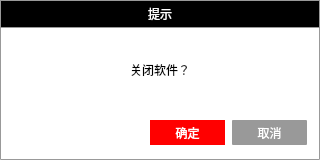
This is Client/src/UI/WarningDlg/warningdlg.ui in lesliefish/ImageSearcher as Qt 5 draws it before an edit. The edited form follows.
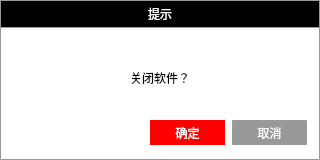
This is the edited form. Icons and pictures are not drawn.

The edit to the form file:
```diff
--- a/Client/src/UI/WarningDlg/warningdlg.ui
+++ b/Client/src/UI/WarningDlg/warningdlg.ui
@@ -449,7 +449,7 @@
      <property name="sizeHint" stdset="0">
       <size>
        <width>20</width>
-       <height>32</height>
+       <height>40</height>
       </size>
      </property>
     </spacer>
```
